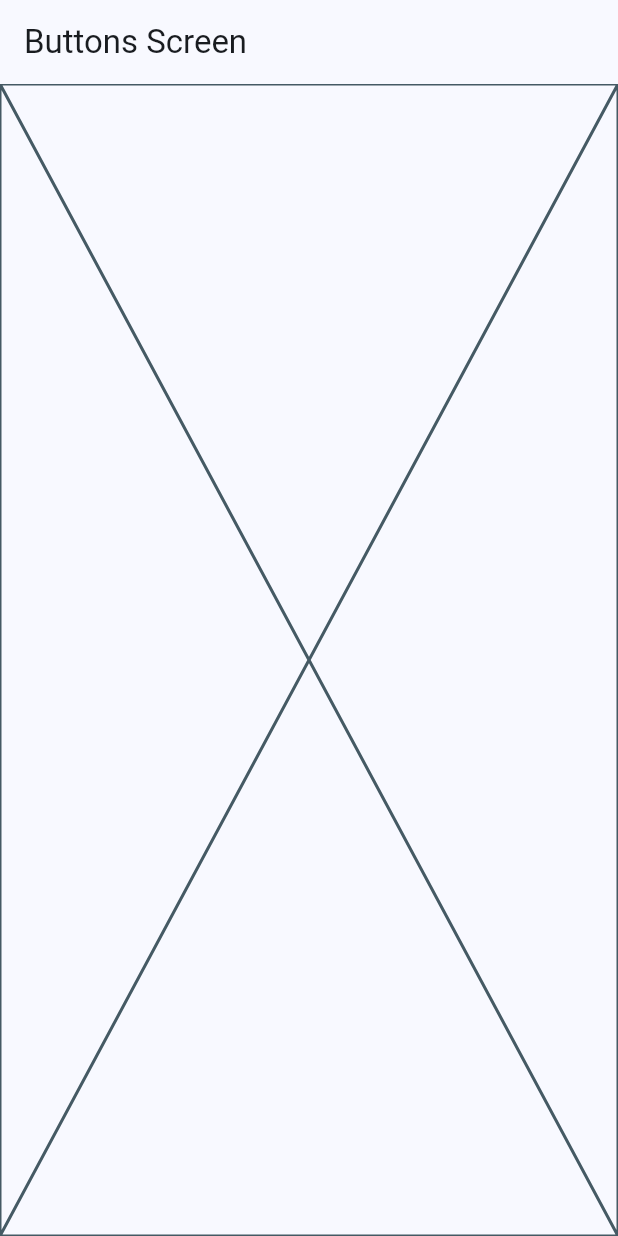
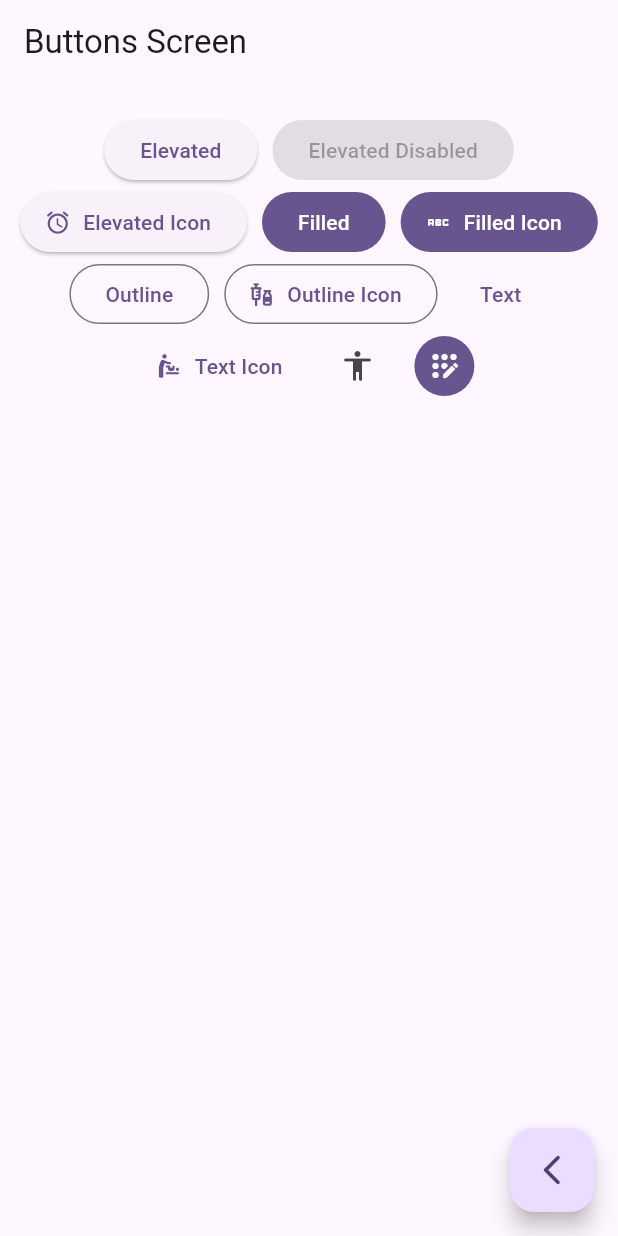
Before and after one commit to Mikaruz/flutter-course, a Flutter app: the ButtonsScreen screen opened by its route, on a phone screen of 412 x 824 dp. Run offline on Flutter 3.47's test engine with Material 2 defaults, Android fonts, the phone set to English and light mode, and no system bars; our stand-ins replace go_router.

Commit message:
Botones preconfigurados

```diff
--- a/lib/main.dart
+++ b/lib/main.dart
@@ -14,7 +14,7 @@ class MainApp extends StatelessWidget {
     return MaterialApp.router(
       routerConfig: appRouter,
       debugShowCheckedModeBanner: false,
-      theme: AppTheme(selectedColor: 0).getTheme(),
+      theme: AppTheme(selectedColor: 5).getTheme(),
     );
   }
 }
--- a/lib/presentation/screens/buttons/buttons_screen.dart
+++ b/lib/presentation/screens/buttons/buttons_screen.dart
@@ -1,4 +1,5 @@
 import 'package:flutter/material.dart';
+import 'package:go_router/go_router.dart';
 
 class ButtonsScreen extends StatelessWidget {
   const ButtonsScreen({super.key});
@@ -6,8 +7,65 @@ class ButtonsScreen extends StatelessWidget {
   @override
   Widget build(BuildContext context) {
     return Scaffold(
-      appBar: AppBar(title: const Text('Buttons Screen')),
-      body: const Placeholder(),
+        appBar: AppBar(title: const Text('Buttons Screen')),
+        body: const _ButtonsView(),
+        floatingActionButton: FloatingActionButton(
+            child: const Icon(Icons.arrow_back_ios_new_rounded),
+            onPressed: () {
+              context.pop();
+            }));
+  }
+}
+
+class _ButtonsView extends StatelessWidget {
+  const _ButtonsView();
+
+  @override
+  Widget build(BuildContext context) {
+    final colors = Theme.of(context).colorScheme;
+
+    return SizedBox(
+      width: double.infinity,
+      child: Padding(
+        padding: const EdgeInsets.symmetric(horizontal: 10, vertical: 20),
+        child: Wrap(
+          spacing: 10,
+          alignment: WrapAlignment.center,
+          children: [
+            ElevatedButton(onPressed: () {}, child: const Text('Elevated')),
+            const ElevatedButton(
+                onPressed: null, child: Text('Elevated Disabled')),
+            ElevatedButton.icon(
+                onPressed: () {},
+                icon: const Icon(Icons.access_alarm_rounded),
+                label: const Text('Elevated Icon')),
+            FilledButton(onPressed: () {}, child: const Text('Filled')),
+            FilledButton.icon(
+                onPressed: () {},
+                icon: const Icon(Icons.abc_rounded),
+                label: const Text('Filled Icon')),
+            OutlinedButton(onPressed: () {}, child: const Text('Outline')),
+            OutlinedButton.icon(
+                onPressed: () {},
+                icon: const Icon(Icons.vaccines_rounded),
+                label: const Text('Outline Icon')),
+            TextButton(onPressed: () {}, child: const Text('Text')),
+            TextButton.icon(
+                onPressed: () {},
+                icon: const Icon(Icons.baby_changing_station_rounded),
+                label: const Text('Text Icon')),
+            IconButton(
+                onPressed: () {},
+                icon: const Icon(Icons.accessibility_rounded)),
+            IconButton(
+                onPressed: () {},
+                icon: const Icon(Icons.app_registration_rounded),
+                style: ButtonStyle(
+                    backgroundColor: MaterialStatePropertyAll(colors.primary),
+                    iconColor: const MaterialStatePropertyAll(Colors.white)))
+          ],
+        ),
+      ),
     );
   }
 }
```
